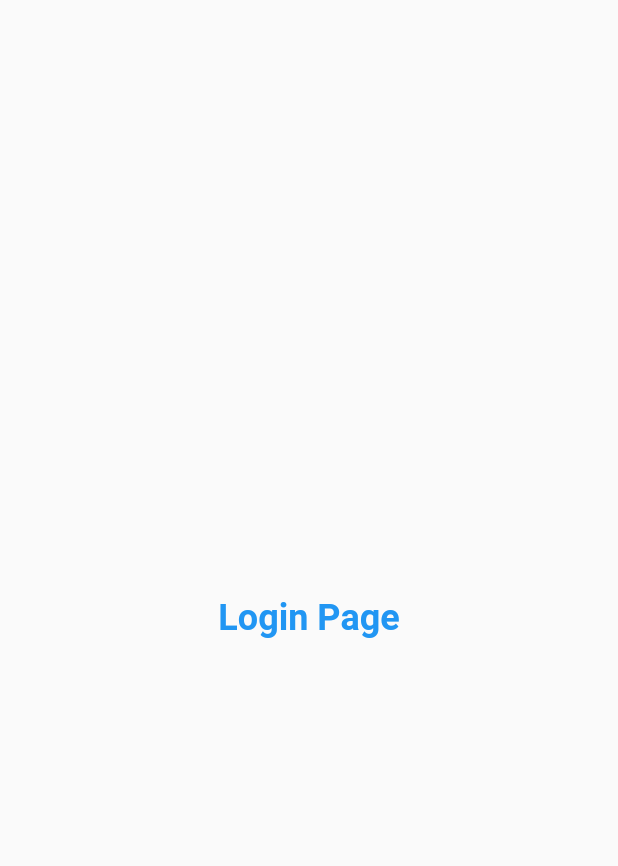
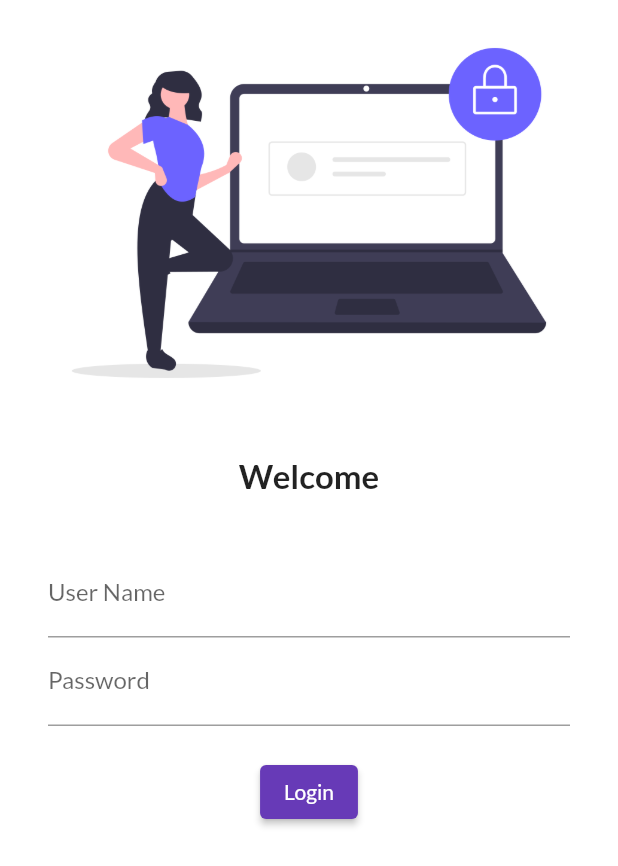
Before and after one commit to shiv9911/30-days-flutter, a Flutter app: the screen it shows after launch, on a phone screen of 412 x 824 dp. Shown: the top 866 px of the screen. Run offline on Flutter 3.47's test engine with Material 2 defaults, Android fonts, the phone set to English and light mode, and no system bars; our stand-ins replace google_fonts.

Commit message:
day4 completed

```diff
--- a/lib/main.dart
+++ b/lib/main.dart
@@ -1,6 +1,7 @@
 import "package:flutter/material.dart";
 import 'package:flutter_application_1/pages/home_page.dart';
 import 'package:flutter_application_1/pages/login_page.dart';
+import 'package:google_fonts/google_fonts.dart';
 
 void main() {
   runApp(myApp());
@@ -13,7 +14,9 @@ class myApp extends StatelessWidget {
   Widget build(BuildContext context) {
     return MaterialApp(
       themeMode: ThemeMode.light,
-      theme: ThemeData(primarySwatch: Colors.deepPurple),
+      theme: ThemeData(
+          primarySwatch: Colors.deepPurple,
+          fontFamily: GoogleFonts.lato().fontFamily),
       darkTheme: ThemeData(brightness: Brightness.dark),
       initialRoute: "/",
       routes: {
--- a/lib/pages/login_page.dart
+++ b/lib/pages/login_page.dart
@@ -6,13 +6,52 @@ class LoginPage extends StatelessWidget {
   @override
   Widget build(BuildContext context) {
     return Material(
-      child: Center(
-        child: Text(
-          "Login Page",
-          style: TextStyle(
-              fontSize: 24, color: Colors.blue, fontWeight: FontWeight.bold),
-        ),
-      ),
-    );
+        color: Colors.white,
+        child: Column(
+          children: [
+            Image.asset(
+              "assets/images/login.png",
+              fit: BoxFit.cover,
+            ),
+            SizedBox(
+              height: 20.0,
+            ),
+            Text(
+              "Welcome",
+              style: TextStyle(
+                fontSize: 22,
+                fontWeight: FontWeight.bold,
+              ),
+            ),
+            SizedBox(
+              height: 20.0,
+            ),
+            Padding(
+              padding:
+                  const EdgeInsets.symmetric(vertical: 16.0, horizontal: 32.0),
+              child: Column(
+                children: [
+                  TextFormField(
+                    decoration: InputDecoration(
+                        hintText: "Enter User Name", labelText: "User Name"),
+                  ),
+                  TextFormField(
+                    obscureText: true,
+                    decoration: InputDecoration(
+                        hintText: "Enter Password", labelText: "Password"),
+                  ),
+                  SizedBox(
+                    height: 20.0,
+                  ),
+                  ElevatedButton(
+                      onPressed: () {
+                        print("Hi Codepur");
+                      },
+                      child: Text("Login"))
+                ],
+              ),
+            )
+          ],
+        ));
   }
 }
--- a/pubspec.yaml
+++ b/pubspec.yaml
@@ -35,6 +35,7 @@ dependencies:
   # The following adds the Cupertino Icons font to your application.
   # Use with the CupertinoIcons class for iOS style icons.
   cupertino_icons: ^1.0.2
+  google_fonts: ^5.1.0
 
 dev_dependencies:
   flutter_test:
@@ -59,8 +60,8 @@ flutter:
   uses-material-design: true
 
   # To add assets to your application, add an assets section, like this:
-  # assets:
-  #   - images/a_dot_burr.jpeg
+  assets:
+    - assets/images/
   #   - images/a_dot_ham.jpeg
 
   # An image asset can refer to one or more resolution-specific "variants", see
```
Also changed, not shown: assets/images/login.png (added), pubspec.lock, 1 other file.
